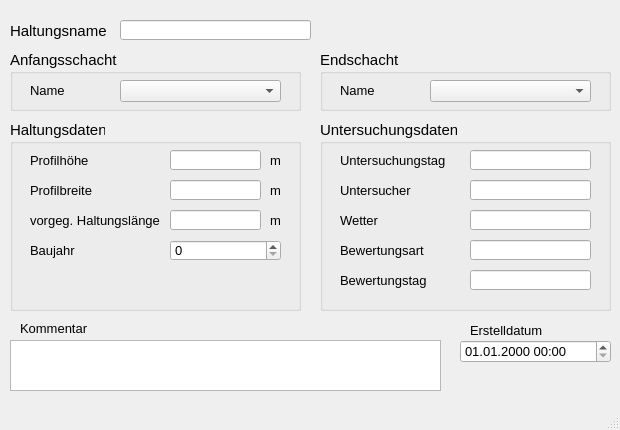
The window that qkan/forms/qkan_haltungen_untersucht.ui (hoettges/QKan) describes before a commit, drawn with Qt 5.
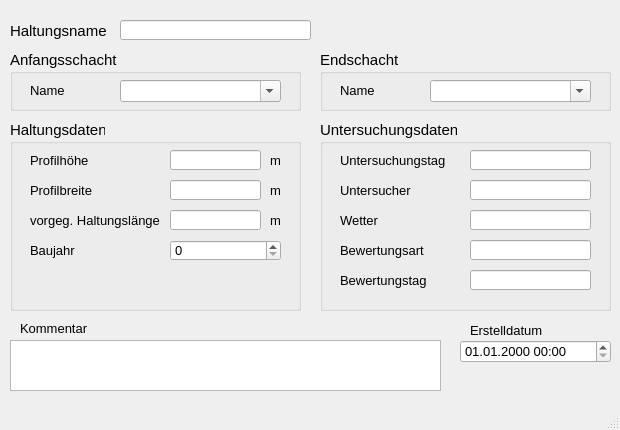
The same window after the commit. Custom widgets are drawn as their Qt base class.

```diff
--- a/qkan/forms/qkan_haltungen_untersucht.ui
+++ b/qkan/forms/qkan_haltungen_untersucht.ui
@@ -115,6 +115,9 @@
      <property name="statusTip">
       <string>Name des oberen Schachts</string>
      </property>
+     <property name="editable">
+      <bool>true</bool>
+     </property>
     </widget>
    </widget>
    <widget class="QGroupBox" name="groupBox_3">
@@ -175,6 +178,9 @@
      <property name="statusTip">
       <string>Name des unteren Schachts</string>
      </property>
+     <property name="editable">
+      <bool>true</bool>
+     </property>
     </widget>
    </widget>
    <widget class="QTextEdit" name="kommentar">
```
Left out of the diff: 38 changed lines with no effect on the pictures.
